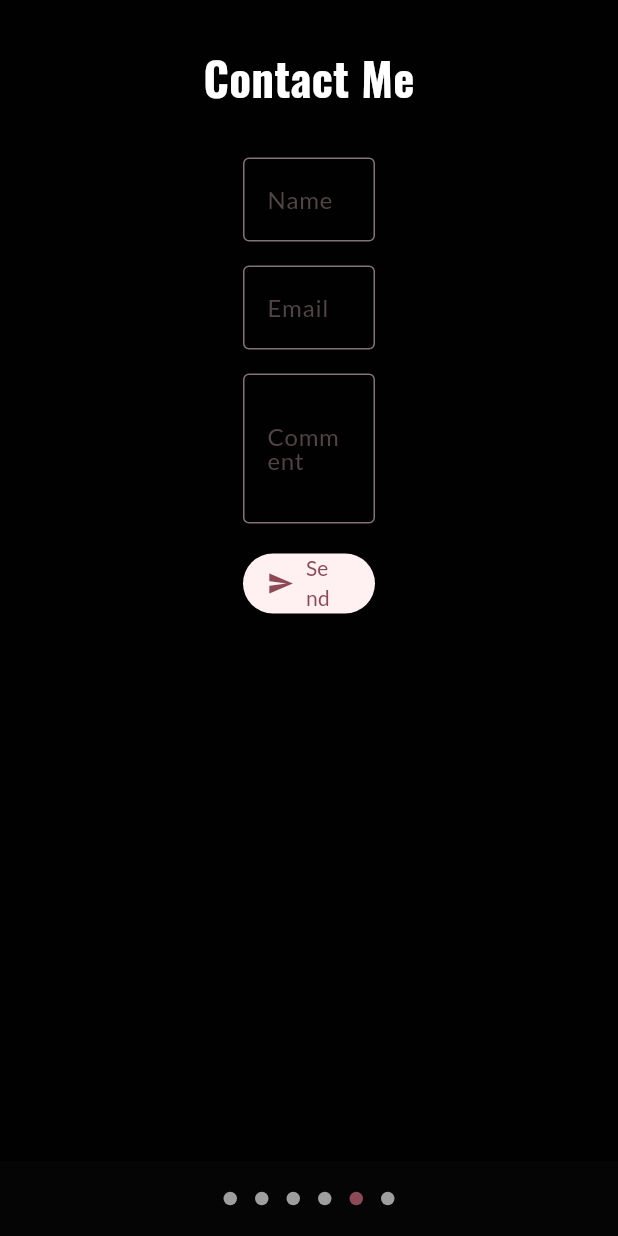
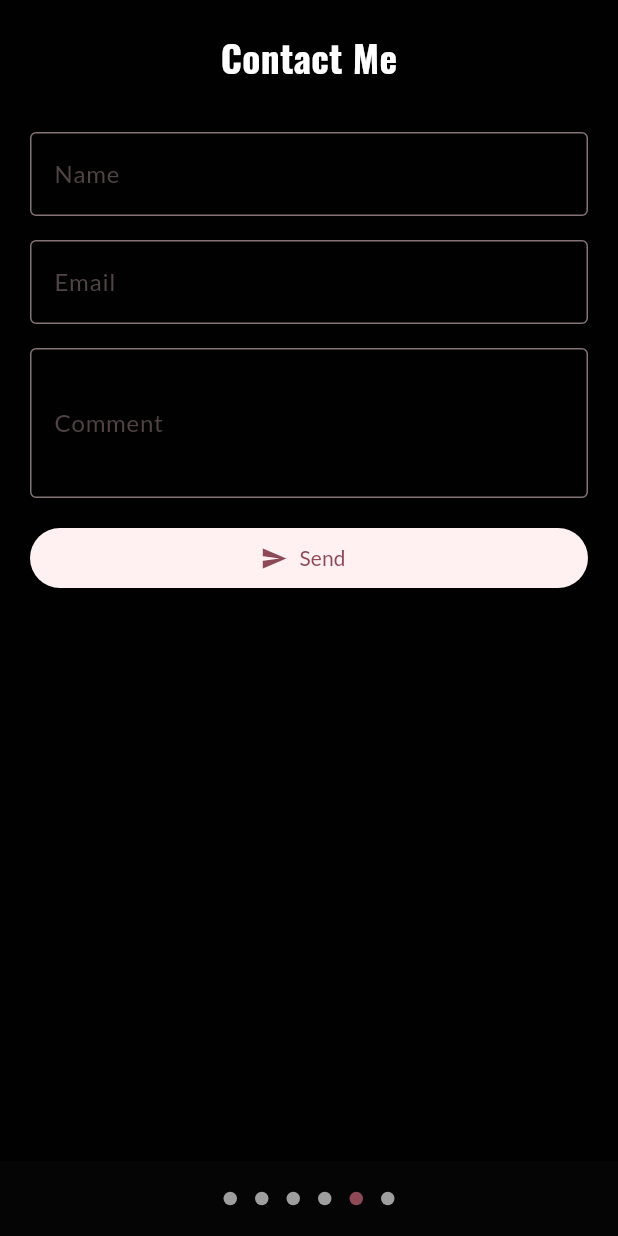
Before and after one commit to roboli/roboli-site, a Flutter app: the screen it shows after launch, swiped to page 5, on a phone screen of 412 x 824 dp. Run offline on Flutter 3.47's test engine with Material 3 defaults, Android fonts, the phone set to English and light mode, and no system bars; drawn by our look-alikes of dots_indicator; our stand-ins replace easy_debounce, flutter_svg, go_router, google_fonts.

Commit message:
Fix padding for contact form

```diff
--- a/lib/pages/contact_page.dart
+++ b/lib/pages/contact_page.dart
@@ -2,6 +2,7 @@ import 'dart:convert';
 
 import 'package:flutter/material.dart';
 import 'package:http/http.dart' as http;
+import 'package:roboli_site/helpers/constants.dart';
 
 class ContactPage extends StatefulWidget {
   const ContactPage({super.key});
@@ -35,26 +36,27 @@ class _ContactPageState extends State<ContactPage> {
 
   @override
   Widget build(BuildContext context) {
+    final width = MediaQuery.of(context).size.width;
+
     return Scaffold(
       body: Padding(
-        padding: const EdgeInsets.all(30),
+        padding: const EdgeInsets.all(20),
         child: Column(
           children: [
-            const Center(
+            Center(
               child: Text(
                 'Contact Me',
                 style: TextStyle(
                   fontWeight: FontWeight.bold,
-                  fontSize: 30,
+                  fontSize: width > screenWBreakpoint ? 30 : 25,
                 ),
               ),
             ),
             Expanded(
               child: Container(
-                padding: const EdgeInsets.symmetric(horizontal: 100,),
                 constraints: const BoxConstraints(
                   minWidth: 500,
-                  maxWidth: 1000,
+                  maxWidth: 800,
                 ),
                 child: Form(
                   child: Builder(
@@ -62,14 +64,9 @@ class _ContactPageState extends State<ContactPage> {
                       return ListView(
                         padding: const EdgeInsets.symmetric(
                           vertical: 32,
-                          horizontal: 16,
                         ),
                         children: [
-                          Padding(
-                            padding: const EdgeInsets.symmetric(
-                              horizontal: 16.0,
-                            ),
-                            child: TextFormField(
+                          TextFormField(
                             controller: _nameController,
                             decoration: const InputDecoration(
                               label: Text('Name'),
@@ -80,30 +77,20 @@ class _ContactPageState extends State<ContactPage> {
                                 ? 'Name is required'
                                 : null,
                           ),
-                          ),
                           const SizedBox(
                             height: 16,
                           ),
-                          Padding(
-                            padding: const EdgeInsets.symmetric(
-                              horizontal: 16.0,
-                            ),
-                            child: TextFormField(
+                          TextFormField(
                               controller: _emailController,
                               decoration: const InputDecoration(
                                 label: Text('Email'),
                                 border: OutlineInputBorder(),
                               ),
                               validator: _handleEmailValidation),
-                          ),
                           const SizedBox(
                             height: 16,
                           ),
-                          Padding(
-                            padding: const EdgeInsets.symmetric(
-                              horizontal: 16.0,
-                            ),
-                            child: SizedBox(
+                          SizedBox(
                             height: 100,
                             child: TextFormField(
                               maxLines: null,
@@ -119,10 +106,10 @@ class _ContactPageState extends State<ContactPage> {
                                   : null,
                             ),
                           ),
+                          const SizedBox(
+                            height: 16,
                           ),
-                          Padding(
-                            padding: const EdgeInsets.all(16.0),
-                            child: ElevatedButton.icon(
+                          ElevatedButton.icon(
                             onPressed: () async {
                               ScaffoldFeatureController? scaffoldController;
 
@@ -188,7 +175,6 @@ class _ContactPageState extends State<ContactPage> {
                                 : const Icon(Icons.send),
                             label: const Text('Send'),
                           ),
-                          ),
                         ],
                       );
                     }
```
Lines whose indentation alone changed are shown as unchanged.
